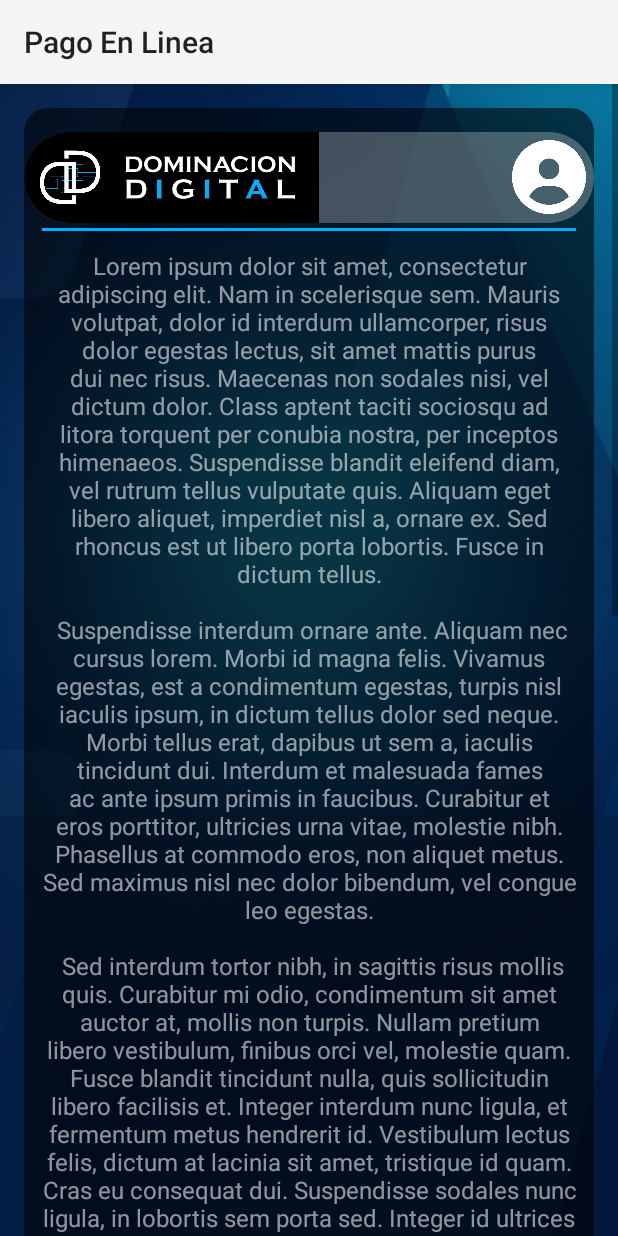
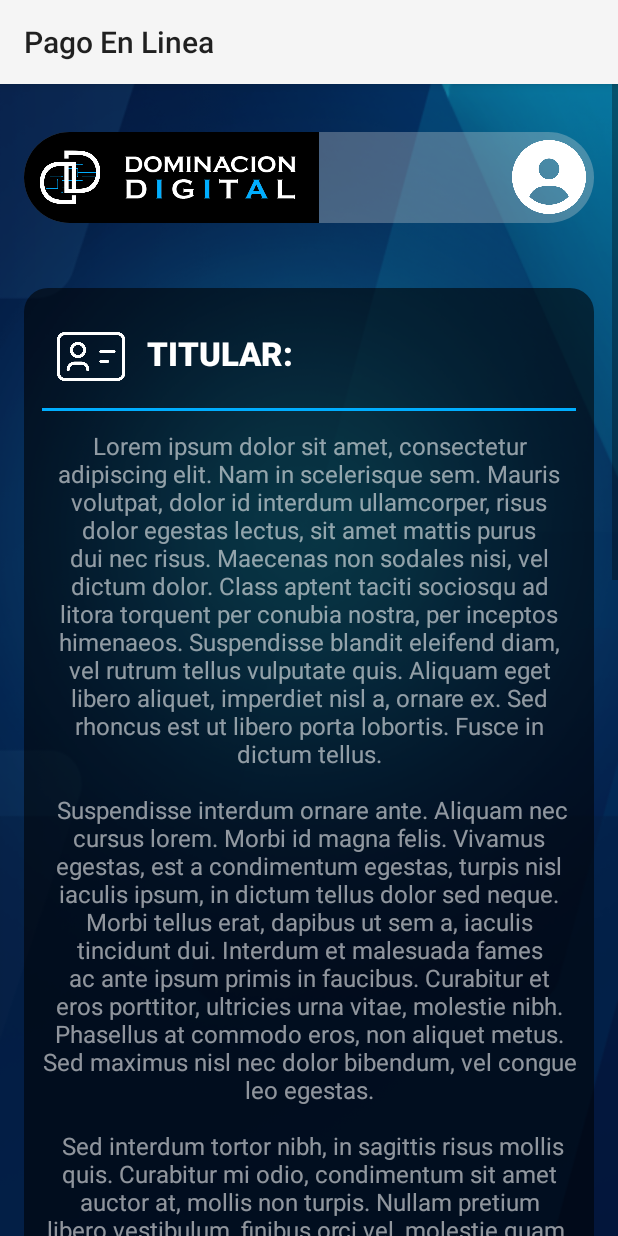
Before and after one commit to Tespor/IntegradoraApp, an Android app: the MainActivity screen opened directly, with no data from a screen before it, on a phone screen of 412 x 824 dp. Run offline under Robolectric (Android 15) with nearby library versions, the phone set to English and light mode, and no system bars; libraries missing offline, so code that uses them is left out: com.google.zxing.integration.

```diff
--- a/app/src/main/res/layout/activity_main.xml
+++ b/app/src/main/res/layout/activity_main.xml
@@ -22,6 +22,7 @@
                 android:layout_height="match_parent"
                 android:orientation="vertical"
                 android:gravity="center"
+                android:layout_marginTop="120dp"
                 android:padding="16dp">
 
             <include
```
